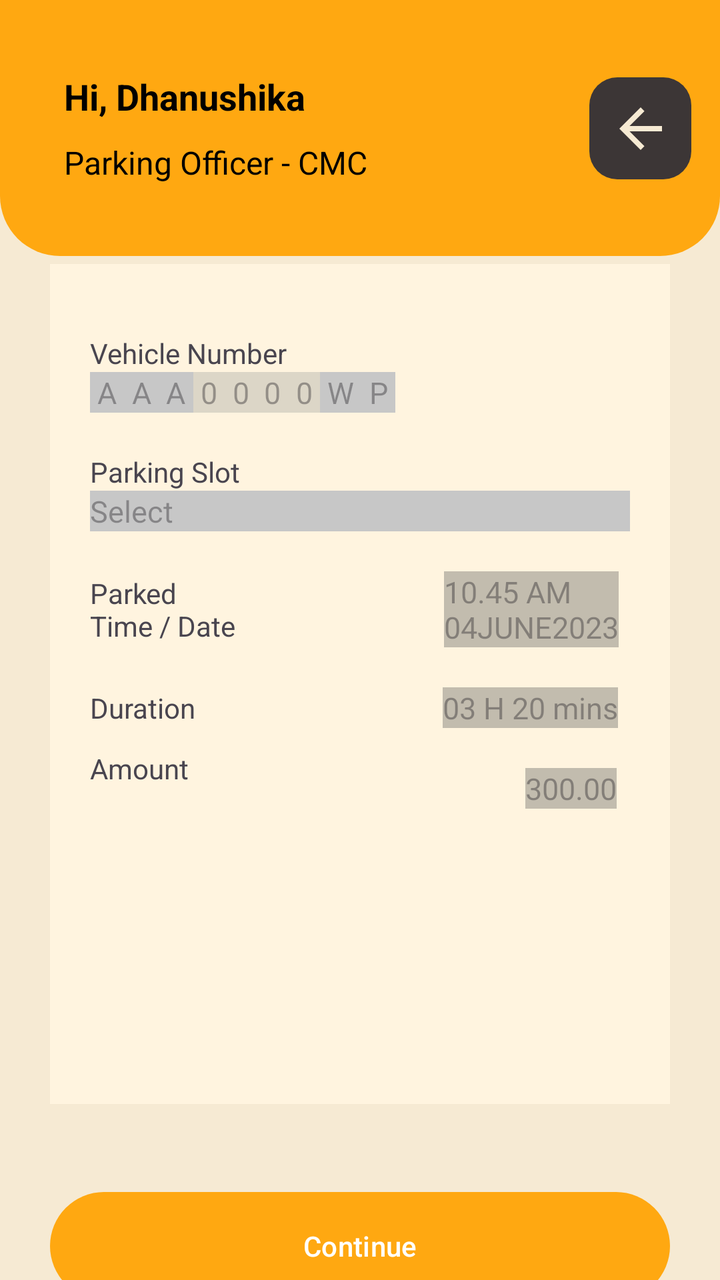
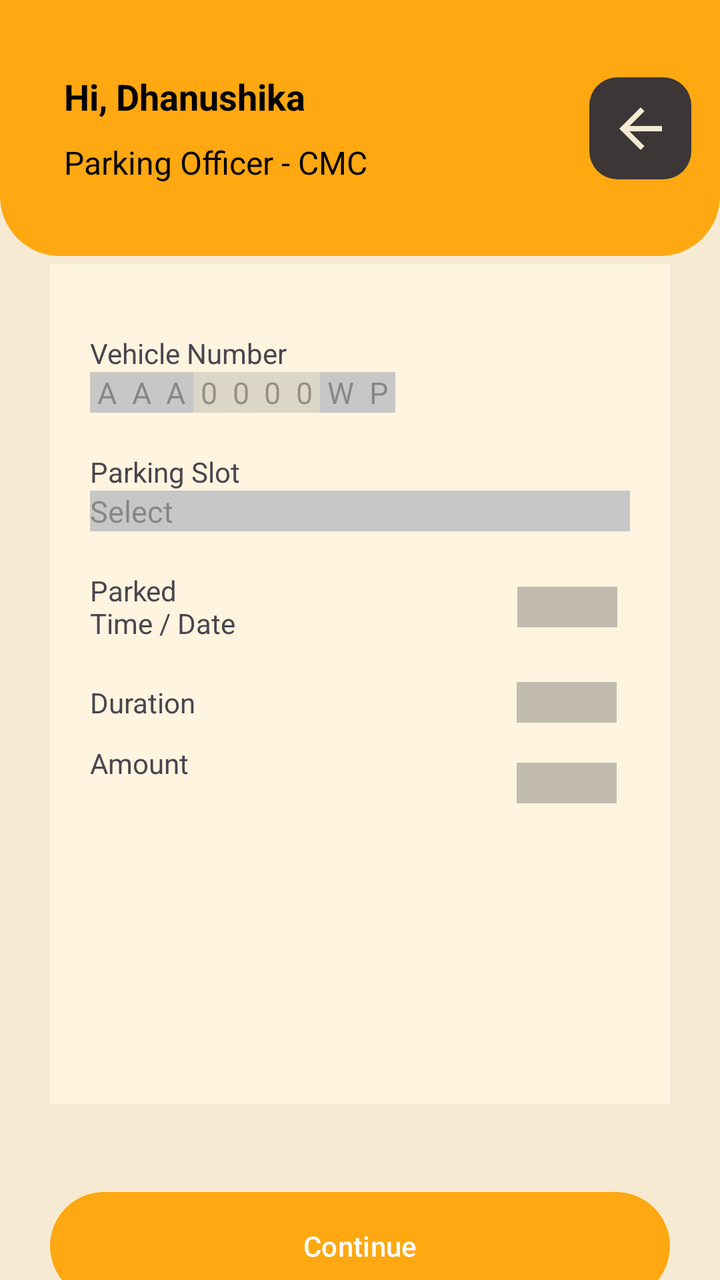

Two renders of the same Android screen: before a commit and after it. Below are the layout's source before the change and the commit's diff.
<!-- AndroidManifest.xml: application theme Theme.OfficerTestApp -->
<!-- res/layout/fragment_release_slot01.xml -->
<?xml version="1.0" encoding="utf-8"?>
<androidx.constraintlayout.widget.ConstraintLayout xmlns:android="http://schemas.android.com/apk/res/android"
    xmlns:app="http://schemas.android.com/apk/res-auto"
    xmlns:tools="http://schemas.android.com/tools"
    android:layout_width="match_parent"
    android:layout_height="match_parent"
    android:background="@color/backgroundColor"
    tools:context=".HomeMainFragment">

    <LinearLayout
        android:layout_width="match_parent"
        android:layout_height="match_parent"
        android:orientation="vertical">

        <androidx.constraintlayout.widget.ConstraintLayout
            android:layout_weight="2"
            android:background="@drawable/rounded_background_app_bar"
            android:layout_width="match_parent"
            android:layout_height="0dp">

            <LinearLayout
                app:layout_constraintTop_toTopOf="parent"
                app:layout_constraintStart_toStartOf="parent"
                android:layout_width="match_parent"
                android:layout_height="match_parent">

                <androidx.constraintlayout.widget.ConstraintLayout
                    android:layout_width="0dp"
                    android:layout_weight="2.8"
                    android:layout_height="match_parent">

                    <TextView
                        android:id="@+id/appbar_main_text"
                        android:layout_width="wrap_content"
                        android:layout_height="wrap_content"
                        android:layout_marginStart="32dp"
                        android:layout_marginTop="36dp"
                        android:text="Hi, Dhanushika"
                        android:textColor="@color/textPrimary"
                        android:textSize="18sp"
                        android:textStyle="bold"
                        app:layout_constraintStart_toStartOf="parent"
                        app:layout_constraintTop_toTopOf="parent" />

                    <TextView
                        android:id="@+id/appbar_secondary_text"
                        android:layout_width="wrap_content"
                        android:layout_height="wrap_content"
                        android:layout_marginStart="32dp"
                        android:layout_marginTop="10dp"
                        android:text="Parking Officer - CMC"
                        android:textColor="@color/textPrimary"
                        android:textSize="16sp"
                        app:layout_constraintStart_toStartOf="parent"
                        app:layout_constraintTop_toBottomOf="@+id/appbar_main_text" />

                </androidx.constraintlayout.widget.ConstraintLayout>

                <androidx.constraintlayout.widget.ConstraintLayout
                    android:layout_width="0dp"
                    android:layout_weight="0.8"
                    android:layout_height="match_parent">

                    <ImageView
                        android:id="@+id/appbar_icon_home_act"
                        app:tint="@color/backgroundColor"
                        android:layout_width="51dp"
                        android:layout_height="51dp"
                        android:scaleType="centerInside"
                        android:clickable="true"
                        android:focusable="true"
                        android:background="@drawable/notification_icon_background"
                        android:src="@drawable/baseline_arrow_back_24"
                        app:layout_constraintBottom_toBottomOf="parent"
                        app:layout_constraintEnd_toEndOf="parent"
                        app:layout_constraintStart_toStartOf="parent"
                        app:layout_constraintTop_toTopOf="parent" />
                </androidx.constraintlayout.widget.ConstraintLayout>

            </LinearLayout>

        </androidx.constraintlayout.widget.ConstraintLayout>

        <androidx.constraintlayout.widget.ConstraintLayout
            android:layout_width="match_parent"
            android:layout_height="0dp"
            android:layout_weight="8">

            <androidx.constraintlayout.widget.ConstraintLayout
                android:id="@+id/constraintLayout7"
                android:layout_width="match_parent"
                android:layout_height="420dp"
                android:layout_marginHorizontal="25dp"
                android:layout_marginTop="4dp"
                android:background="@color/detailBoxBackground"
                android:padding="20dp"
                app:layout_constraintEnd_toEndOf="parent"
                app:layout_constraintHorizontal_bias="0.32"
                app:layout_constraintStart_toStartOf="parent"
                app:layout_constraintTop_toTopOf="parent">

                <androidx.constraintlayout.widget.ConstraintLayout
                    android:id="@+id/constraintLayout8"
                    android:layout_width="match_parent"
                    android:layout_height="wrap_content"
                    android:layout_marginTop="15dp"
                    app:layout_constraintEnd_toEndOf="parent"
                    app:layout_constraintStart_toStartOf="parent"
                    app:layout_constraintTop_toTopOf="parent">

                    <TextView
                        android:id="@+id/textView9"
                        android:layout_width="wrap_content"
                        android:layout_height="wrap_content"
                        android:text="Vehicle Number"
                        app:layout_constraintEnd_toEndOf="parent"
                        app:layout_constraintHorizontal_bias="0.0"
                        app:layout_constraintStart_toStartOf="parent"
                        app:layout_constraintTop_toTopOf="parent" />

                    <androidx.constraintlayout.widget.ConstraintLayout
                        android:layout_width="match_parent"
                        android:layout_height="wrap_content"
                        app:layout_constraintBottom_toBottomOf="parent"
                        app:layout_constraintEnd_toEndOf="parent"
                        app:layout_constraintHorizontal_bias="0.0"
                        app:layout_constraintStart_toStartOf="parent"
                        app:layout_constraintTop_toBottomOf="@+id/textView9"
                        app:layout_constraintVertical_bias="0.0">

                        <EditText
                            android:id="@+id/editText"
                            android:layout_width="wrap_content"
                            android:layout_height="wrap_content"
                            android:background="#C7C7C7"
                            android:hint="AAA"
                            android:inputType="text"
                            android:letterSpacing="0.5"
                            android:textSize="15dp"
                            app:layout_constraintBottom_toBottomOf="parent"
                            app:layout_constraintStart_toStartOf="parent"
                            app:layout_constraintTop_toTopOf="parent" />

                        <EditText
                            android:id="@+id/editText2"
                            android:layout_width="wrap_content"
                            android:layout_height="wrap_content"
                            android:background="#DCD6C7"
                            android:hint="0000"
                            android:inputType="number"
                            android:letterSpacing="0.5"
                            android:textSize="15dp"
                            app:layout_constraintBottom_toBottomOf="parent"
                            app:layout_constraintStart_toEndOf="@+id/editText"
                            app:layout_constraintTop_toTopOf="parent" />

                        <EditText
                            android:layout_width="wrap_content"
                            android:layout_height="wrap_content"
                            android:background="#C7C7C7"
                            android:hint="WP"
                            android:inputType="text"
                            android:letterSpacing="0.5"
                            android:textSize="15dp"
                            app:layout_constraintEnd_toEndOf="parent"
                            app:layout_constraintHorizontal_bias="0.0"
                            app:layout_constraintStart_toEndOf="@+id/editText2"
                            app:layout_constraintTop_toTopOf="parent" />

                    </androidx.constraintlayout.widget.ConstraintLayout>


                </androidx.constraintlayout.widget.ConstraintLayout>

                <androidx.constraintlayout.widget.ConstraintLayout
                    android:id="@+id/constraintLayout9"
                    android:layout_width="match_parent"
                    android:layout_height="wrap_content"
                    android:layout_marginTop="20dp"
                    app:layout_constraintEnd_toEndOf="parent"
                    app:layout_constraintStart_toStartOf="parent"
                    app:layout_constraintTop_toBottomOf="@+id/constraintLayout8">

                    <TextView
                        android:id="@+id/textView10"
                        android:layout_width="wrap_content"
                        android:layout_height="wrap_content"
                        android:text="Parking Slot"
                        app:layout_constraintEnd_toEndOf="parent"
                        app:layout_constraintHorizontal_bias="0.0"
                        app:layout_constraintStart_toStartOf="parent"
                        app:layout_constraintTop_toTopOf="parent" />

                    <EditText
                        android:layout_width="match_parent"
                        android:layout_height="wrap_content"
                        android:background="#C7C7C7"
                        android:hint="Select"
                        android:inputType="text"
                        android:textSize="15dp"
                        app:layout_constraintBottom_toBottomOf="parent"
                        app:layout_constraintEnd_toEndOf="parent"
                        app:layout_constraintStart_toStartOf="parent"
                        app:layout_constraintTop_toBottomOf="@+id/textView10" />


                </androidx.constraintlayout.widget.ConstraintLayout>

                <androidx.constraintlayout.widget.ConstraintLayout
                    android:id="@+id/constraintLayout10"
                    android:layout_width="match_parent"
                    android:layout_height="wrap_content"
                    android:layout_marginTop="20dp"
                    app:layout_constraintEnd_toEndOf="parent"
                    app:layout_constraintHorizontal_bias="0.466"
                    app:layout_constraintStart_toStartOf="parent"
                    app:layout_constraintTop_toBottomOf="@+id/constraintLayout9">

                    <EditText
                        android:layout_width="wrap_content"
                        android:layout_height="wrap_content"
                        android:layout_marginEnd="4dp"
                        android:background="#C2BCAE"
                        android:hint="10.45 AM\n04JUNE2023"
                        android:inputType="time"
                        android:textSize="15dp"
                        app:layout_constraintBottom_toBottomOf="@+id/textView11"
                        app:layout_constraintEnd_toEndOf="parent"
                        app:layout_constraintHorizontal_bias="0.984"
                        app:layout_constraintStart_toEndOf="@+id/textView11"
                        app:layout_constraintTop_toTopOf="@+id/textView11" />

                    <TextView
                        android:id="@+id/textView11"
                        android:layout_width="wrap_content"
                        android:layout_height="wrap_content"
                        android:text="Parked \nTime / Date"
                        app:layout_constraintBottom_toBottomOf="parent"
                        app:layout_constraintStart_toStartOf="parent"
                        app:layout_constraintTop_toTopOf="parent" />

                </androidx.constraintlayout.widget.ConstraintLayout>

                <androidx.constraintlayout.widget.ConstraintLayout
                    android:id="@+id/constraintLayout11"
                    android:layout_width="match_parent"
                    android:layout_height="wrap_content"
                    android:layout_marginTop="20dp"
                    app:layout_constraintEnd_toEndOf="parent"
                    app:layout_constraintStart_toStartOf="parent"
                    app:layout_constraintTop_toBottomOf="@+id/constraintLayout10">

                    <EditText
                        android:layout_width="wrap_content"
                        android:layout_height="wrap_content"
                        android:layout_marginEnd="4dp"
                        android:background="#C2BCAE"
                        android:hint="03 H 20 mins"
                        android:inputType="time"
                        android:textSize="15dp"
                        app:layout_constraintBottom_toBottomOf="@+id/textView12"
                        app:layout_constraintEnd_toEndOf="parent"
                        app:layout_constraintHorizontal_bias="0.984"
                        app:layout_constraintStart_toEndOf="@+id/textView12"
                        app:layout_constraintTop_toTopOf="@+id/textView12" />

                    <TextView
                        android:id="@+id/textView12"
                        android:layout_width="wrap_content"
                        android:layout_height="wrap_content"
                        android:text="Duration"
                        android:textAlignment="center"
                        app:layout_constraintBottom_toBottomOf="parent"
                        app:layout_constraintStart_toStartOf="parent"
                        app:layout_constraintTop_toTopOf="parent" />

                </androidx.constraintlayout.widget.ConstraintLayout>

                <androidx.constraintlayout.widget.ConstraintLayout
                    android:id="@+id/constraintLayout12"
                    android:layout_width="match_parent"
                    android:layout_height="wrap_content"
                    app:layout_constraintEnd_toEndOf="parent"
                    app:layout_constraintStart_toStartOf="parent"
                    app:layout_constraintTop_toBottomOf="@+id/constraintLayout11">

                    <EditText
                        android:layout_width="wrap_content"
                        android:layout_height="wrap_content"
                        android:layout_marginTop="20dp"
                        android:layout_marginEnd="4dp"
                        android:background="#C2BCAE"
                        android:hint="300.00"
                        android:inputType="time"
                        android:textSize="15dp"
                        app:layout_constraintBottom_toBottomOf="@+id/textView13"
                        app:layout_constraintEnd_toEndOf="parent"
                        app:layout_constraintHorizontal_bias="0.984"
                        app:layout_constraintStart_toEndOf="@+id/textView13"
                        app:layout_constraintTop_toTopOf="@+id/textView13" />

                    <TextView
                        android:id="@+id/textView13"
                        android:layout_width="wrap_content"
                        android:layout_height="wrap_content"
                        android:text="Amount"
                        android:textAlignment="center"
                        app:layout_constraintBottom_toBottomOf="parent"
                        app:layout_constraintStart_toStartOf="parent"
                        app:layout_constraintTop_toTopOf="parent" />

                </androidx.constraintlayout.widget.ConstraintLayout>


            </androidx.constraintlayout.widget.ConstraintLayout>

            <Button
                android:layout_width="match_parent"
                android:layout_height="62dp"
                android:layout_marginHorizontal="25dp"
                android:layout_marginTop="40dp"
                android:text="Continue"
                app:layout_constraintBottom_toBottomOf="parent"
                app:layout_constraintEnd_toEndOf="parent"
                app:layout_constraintStart_toStartOf="parent"
                app:layout_constraintTop_toBottomOf="@+id/constraintLayout7"
                app:layout_constraintVertical_bias="0.0">

            </Button>

        </androidx.constraintlayout.widget.ConstraintLayout>

    </LinearLayout>


</androidx.constraintlayout.widget.ConstraintLayout>
<!-- resources referenced by this layout -->
<resources>
  <color name="backgroundColor">#F6EAD3</color>
  <color name="detailBoxBackground">#FFF4DF</color>
  <color name="textPrimary">#FF000000</color>
  <!-- drawable baseline_arrow_back_24 (drawable) -->
  <?xml version="1.0" encoding="utf-8"?>
  <vector android:autoMirrored="true" android:height="32dp"
      android:tint="#000000" android:viewportHeight="24"
      android:viewportWidth="24" android:width="32dp" xmlns:android="http://schemas.android.com/apk/res/android">
      <path android:fillColor="@android:color/white" android:pathData="M20,11H7.83l5.59,-5.59L12,4l-8,8 8,8 1.41,-1.41L7.83,13H20v-2z"/>
  </vector>
  <!-- drawable notification_icon_background (drawable) -->
  <?xml version="1.0" encoding="utf-8"?>
  <shape xmlns:android="http://schemas.android.com/apk/res/android">
      <solid android:color="#3C3636" /> 
      <corners android:radius="14dp" /> 
  </shape>
  <!-- drawable rounded_background_app_bar (drawable) -->
  <?xml version="1.0" encoding="utf-8"?>
  <shape xmlns:android="http://schemas.android.com/apk/res/android">
      <solid android:color="@color/primaryColor" /> 
      <corners android:bottomLeftRadius="30dp" android:bottomRightRadius="30dp" /> 
  </shape>
  <style name="Theme.OfficerTestApp" parent="Base.Theme.OfficerTestApp" />
  <color name="primaryColor">#FFA811</color>
  <style name="Base.Theme.OfficerTestApp" parent="Theme.Material3.DayNight.NoActionBar">
          
          <item name="colorPrimary">@color/primaryColor</item>
      </style>
</resources>

<!-- the commit's change to res/layout/fragment_release_slot01.xml (unified diff, before → after) -->
@@ -216,12 +216,11 @@
                     app:layout_constraintStart_toStartOf="parent"
                     app:layout_constraintTop_toBottomOf="@+id/constraintLayout9">
 
-                    <EditText
-                        android:layout_width="wrap_content"
+                    <TextView
+                        android:layout_width="50dp"
                         android:layout_height="wrap_content"
                         android:layout_marginEnd="4dp"
                         android:background="#C2BCAE"
-                        android:hint="10.45 AM\n04JUNE2023"
                         android:inputType="time"
                         android:textSize="15dp"
                         app:layout_constraintBottom_toBottomOf="@+id/textView11"
@@ -250,12 +249,11 @@
                     app:layout_constraintStart_toStartOf="parent"
                     app:layout_constraintTop_toBottomOf="@+id/constraintLayout10">
 
-                    <EditText
-                        android:layout_width="wrap_content"
+                    <TextView
+                        android:layout_width="50dp"
                         android:layout_height="wrap_content"
                         android:layout_marginEnd="4dp"
                         android:background="#C2BCAE"
-                        android:hint="03 H 20 mins"
                         android:inputType="time"
                         android:textSize="15dp"
                         app:layout_constraintBottom_toBottomOf="@+id/textView12"
@@ -284,13 +282,12 @@
                     app:layout_constraintStart_toStartOf="parent"
                     app:layout_constraintTop_toBottomOf="@+id/constraintLayout11">
 
-                    <EditText
-                        android:layout_width="wrap_content"
+                    <TextView
+                        android:layout_width="50dp"
                         android:layout_height="wrap_content"
                         android:layout_marginTop="20dp"
                         android:layout_marginEnd="4dp"
                         android:background="#C2BCAE"
-                        android:hint="300.00"
                         android:inputType="time"
                         android:textSize="15dp"
                         app:layout_constraintBottom_toBottomOf="@+id/textView13"
